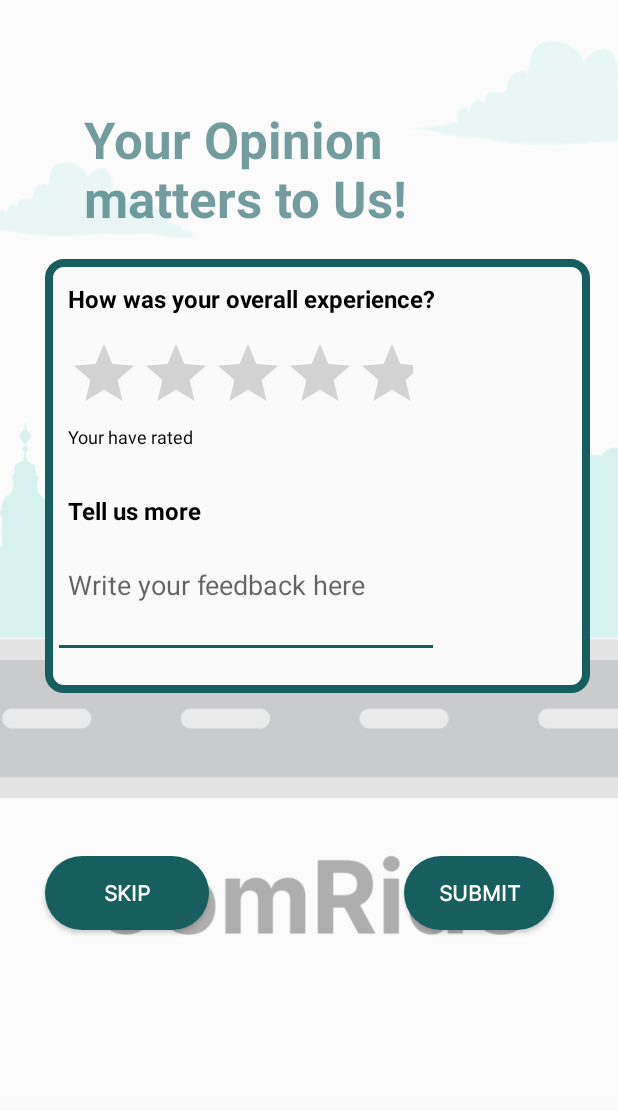
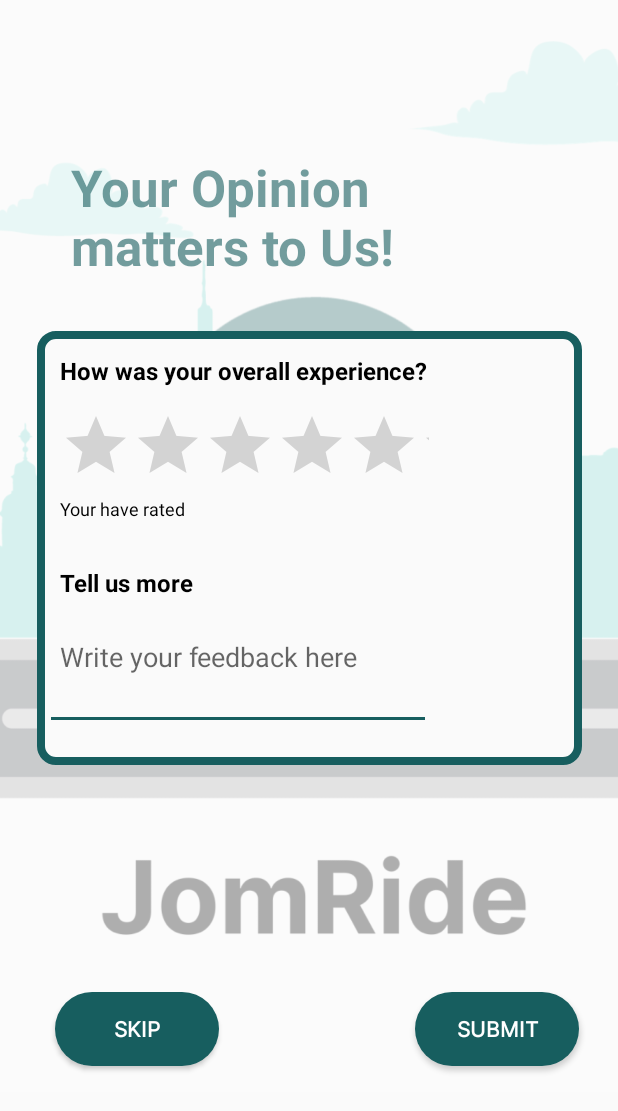
Before and after one commit to Tang-YuenYin/JomRide, an Android app: the FeedbackActivity screen opened directly, with no data from a screen before it, on a phone screen of 412 x 824 dp. Shown: the top 1111 px of the screen. Run offline under Robolectric (Android 15) with nearby library versions, the phone set to English and light mode, and no system bars; our stand-ins replace Firebase (no records; nobody signed in at launch, a user with empty details on screens opened directly).

Commit message:
JOMRIDE APP

```diff
--- a/app/src/main/res/layout/activity_rating.xml
+++ b/app/src/main/res/layout/activity_rating.xml
@@ -31,10 +31,10 @@
         android:paddingLeft="10dp"
         app:layout_constraintBottom_toBottomOf="@+id/background7"
         app:layout_constraintEnd_toEndOf="parent"
-        app:layout_constraintHorizontal_bias="0.0"
+        app:layout_constraintHorizontal_bias="0.75"
         app:layout_constraintStart_toStartOf="parent"
         app:layout_constraintTop_toTopOf="@+id/background7"
-        app:layout_constraintVertical_bias="0.394">
+        app:layout_constraintVertical_bias="0.503">
 
         <TextView
             android:id="@+id/TVFeedbackSubtitle"
@@ -50,7 +50,7 @@
 
         <RatingBar
             android:id="@+id/RatingBarFeedback"
-            android:layout_width="wrap_content"
+            android:layout_width="256dp"
             android:layout_height="wrap_content"
             android:paddingStart="10dp"
             android:paddingTop="10dp"
@@ -107,14 +107,14 @@
         android:textStyle="bold"
         app:layout_constraintBottom_toBottomOf="parent"
         app:layout_constraintEnd_toEndOf="parent"
-        app:layout_constraintHorizontal_bias="0.099"
+        app:layout_constraintHorizontal_bias="0.122"
         app:layout_constraintStart_toStartOf="parent"
         app:layout_constraintTop_toTopOf="parent"
-        app:layout_constraintVertical_bias="0.737" />
+        app:layout_constraintVertical_bias="0.854" />
 
     <Button
         android:id="@+id/BtnFeedback"
-        android:layout_width="100dp"
+        android:layout_width="109dp"
         android:layout_height="49dp"
         android:background="@drawable/custom_button2"
         android:backgroundTint="#175E5F"
@@ -125,17 +125,17 @@
         android:textStyle="bold"
         app:layout_constraintBottom_toBottomOf="parent"
         app:layout_constraintEnd_toEndOf="parent"
-        app:layout_constraintHorizontal_bias="0.864"
+        app:layout_constraintHorizontal_bias="0.913"
         app:layout_constraintStart_toStartOf="parent"
         app:layout_constraintTop_toTopOf="parent"
-        app:layout_constraintVertical_bias="0.737" />
+        app:layout_constraintVertical_bias="0.854" />
 
     <TextView
         android:id="@+id/TVFeedbackTitle"
         android:layout_width="304dp"
         android:layout_height="96dp"
         android:layout_marginStart="37dp"
-        android:layout_marginTop="60dp"
+        android:layout_marginTop="92dp"
         android:layout_marginEnd="62dp"
         android:paddingStart="10dp"
         android:paddingTop="10dp"
@@ -146,7 +146,7 @@
         android:textSize="34sp"
         android:textStyle="bold"
         app:layout_constraintEnd_toEndOf="parent"
-        app:layout_constraintHorizontal_bias="1.0"
+        app:layout_constraintHorizontal_bias="0.0"
         app:layout_constraintStart_toStartOf="parent"
         app:layout_constraintTop_toTopOf="@+id/background7" />
 
```
Also changed, not shown: app/src/main/res/layout/activity_feedback_list.xml (+14 -8 lines).
